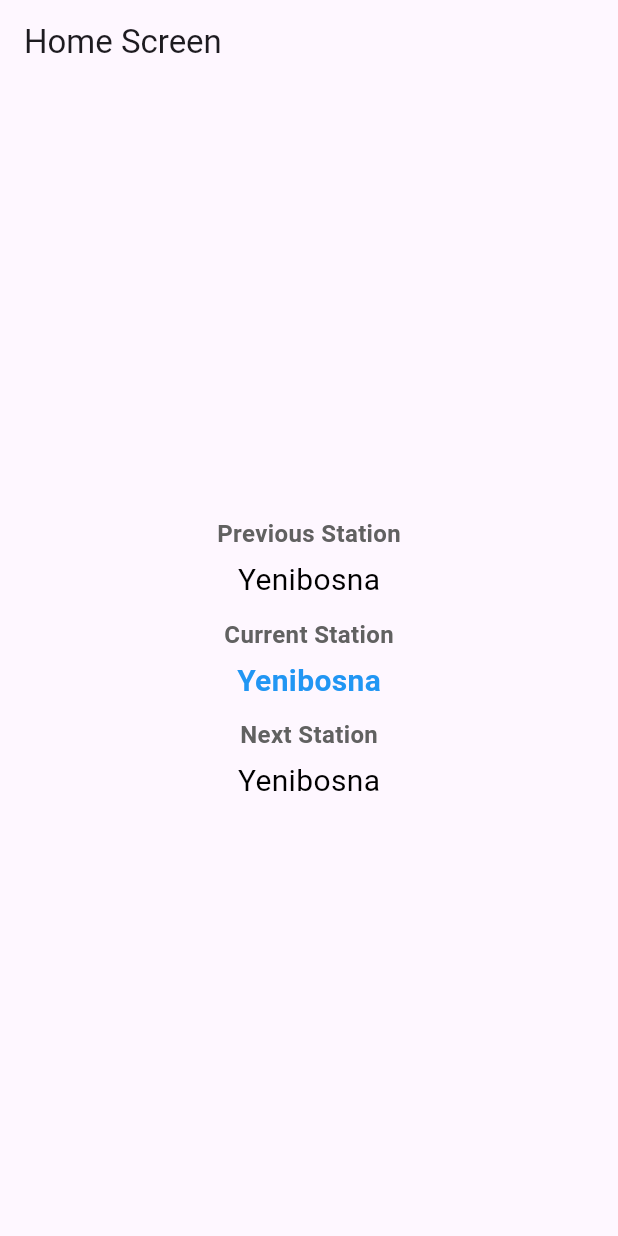
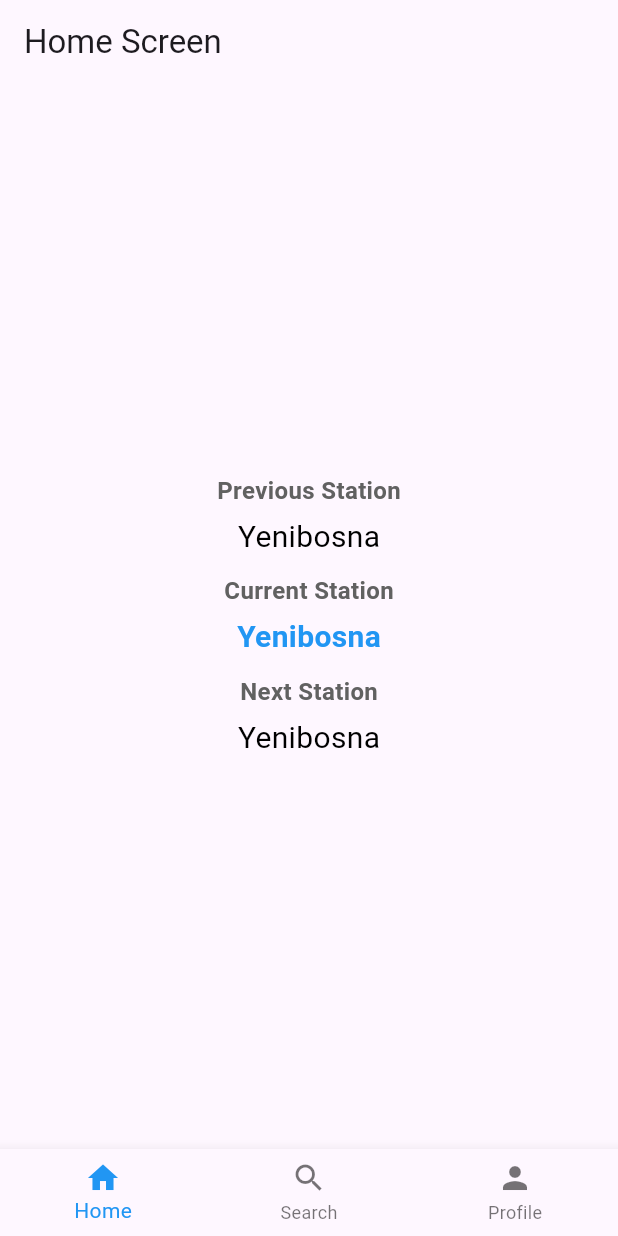
Before and after one commit to berkaymbaskaya/metrobusbuddy, a Flutter app: the screen it shows after launch, on a phone screen of 412 x 824 dp. Run offline on Flutter 3.47's test engine with Material 3 defaults, Android fonts, the phone set to English and light mode, and no system bars.

```diff
--- a/lib/screens/home_screen.dart
+++ b/lib/screens/home_screen.dart
@@ -3,8 +3,49 @@ import 'package:workspace/core/operation/station_operation.dart';
 import 'package:workspace/features/station.dart';
 import 'package:workspace/models/class/station.dart';
 
-class HomeScreen extends StatelessWidget {
+class HomeScreen extends StatefulWidget {
   const HomeScreen({super.key});
+
+  @override
+  _HomeScreenState createState() => _HomeScreenState();
+  // Widget build(BuildContext context) {
+  //   return Scaffold(
+  //     appBar: AppBar(
+  //       title: const Text('Home Screen'),
+  //     ),
+  //     body: Center(
+  //       child: StationWidget(
+  //         previousStation: DataOperation().getRandomStation(),
+  //         currentStation: DataOperation().getRandomStation(),
+  //         nextStation: DataOperation().getRandomStation(),
+  //       ),
+  //     ),
+  //   );
+  // }
+}
+
+class _HomeScreenState extends State<HomeScreen> {
+  int _selectedIndex = 0;
+
+  // Sekmelere göre gösterilecek sayfaları tanımlıyoruz
+  final List<Widget> _pages = <Widget>[
+    Center(
+      child: StationWidget(
+        previousStation: DataOperation().getRandomStation(),
+        currentStation: DataOperation().getRandomStation(),
+        nextStation: DataOperation().getRandomStation(),
+      ),
+    ),
+    Center(child: Text('Search Page', style: TextStyle(fontSize: 24))),
+    Center(child: Text('Profile Page', style: TextStyle(fontSize: 24))),
+  ];
+
+  // Sekme seçildiğinde sayfayı değiştirmek için kullanılan fonksiyon
+  void _onItemTapped(int index) {
+    setState(() {
+      _selectedIndex = index;
+    });
+  }
 
   @override
   Widget build(BuildContext context) {
@@ -12,12 +53,25 @@ class HomeScreen extends StatelessWidget {
       appBar: AppBar(
         title: const Text('Home Screen'),
       ),
-      body: Center(
-        child: StationWidget(
-          previousStation: DataOperation().getRandomStation(),
-          currentStation: DataOperation().getRandomStation(),
-          nextStation: DataOperation().getRandomStation(),
-        ),
+      body: _pages[_selectedIndex], // Seçilen sayfayı göstermek için
+      bottomNavigationBar: BottomNavigationBar(
+        items: const <BottomNavigationBarItem>[
+          BottomNavigationBarItem(
+            icon: Icon(Icons.home),
+            label: 'Home',
+          ),
+          BottomNavigationBarItem(
+            icon: Icon(Icons.search),
+            label: 'Search',
+          ),
+          BottomNavigationBarItem(
+            icon: Icon(Icons.person),
+            label: 'Profile',
+          ),
+        ],
+        currentIndex: _selectedIndex,
+        selectedItemColor: Colors.blue,
+        onTap: _onItemTapped,
       ),
     );
   }
```
Also changed, not shown: lib/main.dart (+0 -90 lines).
